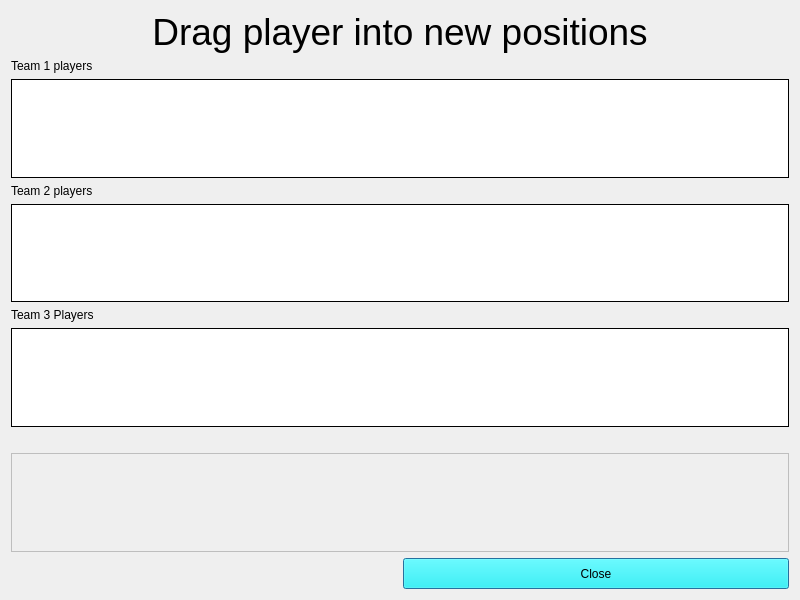
Above: RearrangePlayers.ui from rmick/Combobulator before the change. Below: the same form after it.
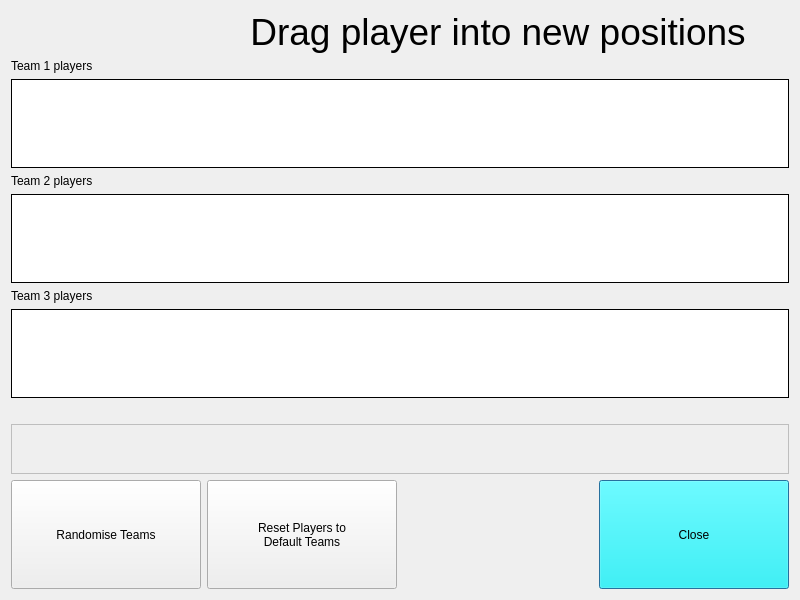
That is the form after the change.

Commit message: Build 18.6.20 Android working. SettingsWindow working (except Exit)

Diff of the .ui file:
```diff
--- a/RearrangePlayers.ui
+++ b/RearrangePlayers.ui
@@ -17,108 +17,7 @@
    <string notr="true"/>
   </property>
   <layout class="QGridLayout" name="gridLayout">
-   <item row="2" column="0" colspan="2">
-    <widget class="QListWidget" name="list_Team1">
-     <property name="font">
-      <font>
-       <pointsize>16</pointsize>
-      </font>
-     </property>
-     <property name="acceptDrops">
-      <bool>true</bool>
-     </property>
-     <property name="frameShape">
-      <enum>QFrame::Panel</enum>
-     </property>
-     <property name="frameShadow">
-      <enum>QFrame::Plain</enum>
-     </property>
-     <property name="verticalScrollBarPolicy">
-      <enum>Qt::ScrollBarAlwaysOff</enum>
-     </property>
-     <property name="horizontalScrollBarPolicy">
-      <enum>Qt::ScrollBarAlwaysOff</enum>
-     </property>
-     <property name="dragEnabled">
-      <bool>true</bool>
-     </property>
-     <property name="defaultDropAction">
-      <enum>Qt::MoveAction</enum>
-     </property>
-     <property name="alternatingRowColors">
-      <bool>false</bool>
-     </property>
-     <property name="flow">
-      <enum>QListView::LeftToRight</enum>
-     </property>
-     <property name="spacing">
-      <number>5</number>
-     </property>
-    </widget>
-   </item>
-   <item row="8" column="0" colspan="2">
-    <widget class="QListWidget" name="list_Bench">
-     <property name="enabled">
-      <bool>false</bool>
-     </property>
-     <property name="font">
-      <font>
-       <pointsize>16</pointsize>
-      </font>
-     </property>
-     <property name="acceptDrops">
-      <bool>true</bool>
-     </property>
-     <property name="frameShape">
-      <enum>QFrame::Panel</enum>
-     </property>
-     <property name="frameShadow">
-      <enum>QFrame::Plain</enum>
-     </property>
-     <property name="verticalScrollBarPolicy">
-      <enum>Qt::ScrollBarAlwaysOff</enum>
-     </property>
-     <property name="horizontalScrollBarPolicy">
-      <enum>Qt::ScrollBarAlwaysOff</enum>
-     </property>
-     <property name="showDropIndicator" stdset="0">
-      <bool>true</bool>
-     </property>
-     <property name="dragEnabled">
-      <bool>true</bool>
-     </property>
-     <property name="defaultDropAction">
-      <enum>Qt::MoveAction</enum>
-     </property>
-     <property name="alternatingRowColors">
-      <bool>false</bool>
-     </property>
-     <property name="flow">
-      <enum>QListView::LeftToRight</enum>
-     </property>
-     <property name="spacing">
-      <number>5</number>
-     </property>
-    </widget>
-   </item>
-   <item row="7" column="0">
-    <widget class="QLabel" name="label_TheBench">
-     <property name="enabled">
-      <bool>true</bool>
-     </property>
-     <property name="text">
-      <string/>
-     </property>
-    </widget>
-   </item>
-   <item row="1" column="0">
-    <widget class="QLabel" name="label_Team1">
-     <property name="text">
-      <string>Team 1 players</string>
-     </property>
-    </widget>
-   </item>
-   <item row="6" column="0" colspan="2">
+   <item row="6" column="0" colspan="4">
     <widget class="QListWidget" name="list_Team3">
      <property name="font">
       <font>
@@ -157,56 +56,20 @@
      </property>
     </widget>
    </item>
-   <item row="5" column="0">
-    <widget class="QLabel" name="label_Team3">
-     <property name="text">
-      <string>Team 3 Players</string>
+   <item row="9" column="2">
+    <spacer name="verticalSpacer">
+     <property name="orientation">
+      <enum>Qt::Vertical</enum>
      </property>
-    </widget>
-   </item>
-   <item row="4" column="0" colspan="2">
-    <widget class="QListWidget" name="list_Team2">
-     <property name="font">
-      <font>
-       <pointsize>16</pointsize>
-      </font>
+     <property name="sizeHint" stdset="0">
+      <size>
+       <width>20</width>
+       <height>200</height>
+      </size>
      </property>
-     <property name="acceptDrops">
-      <bool>true</bool>
-     </property>
-     <property name="frameShape">
-      <enum>QFrame::Panel</enum>
-     </property>
-     <property name="frameShadow">
-      <enum>QFrame::Plain</enum>
-     </property>
-     <property name="verticalScrollBarPolicy">
-      <enum>Qt::ScrollBarAlwaysOff</enum>
-     </property>
-     <property name="horizontalScrollBarPolicy">
-      <enum>Qt::ScrollBarAlwaysOff</enum>
-     </property>
-     <property name="dragEnabled">
-      <bool>true</bool>
-     </property>
-     <property name="defaultDropAction">
-      <enum>Qt::MoveAction</enum>
-     </property>
-     <property name="alternatingRowColors">
-      <bool>false</bool>
-     </property>
-     <property name="flow">
-      <enum>QListView::LeftToRight</enum>
-     </property>
-     <property name="spacing">
-      <number>5</number>
-     </property>
-     <property name="wordWrap">
-      <bool>false</bool>
-     </property>
-    </widget>
+    </spacer>
    </item>
-   <item row="0" column="0" colspan="2">
+   <item row="0" column="1" colspan="3">
     <widget class="QLabel" name="label">
      <property name="palette">
       <palette>
@@ -258,6 +121,265 @@
      </property>
     </widget>
    </item>
+   <item row="9" column="3" rowspan="3">
+    <widget class="QPushButton" name="btn_Close">
+     <property name="enabled">
+      <bool>true</bool>
+     </property>
+     <property name="sizePolicy">
+      <sizepolicy hsizetype="Preferred" vsizetype="Preferred">
+       <horstretch>0</horstretch>
+       <verstretch>0</verstretch>
+      </sizepolicy>
+     </property>
+     <property name="palette">
+      <palette>
+       <active>
+        <colorrole role="Button">
+         <brush brushstyle="SolidPattern">
+          <color alpha="255">
+           <red>0</red>
+           <green>255</green>
+           <blue>255</blue>
+          </color>
+         </brush>
+        </colorrole>
+        <colorrole role="Base">
+         <brush brushstyle="SolidPattern">
+          <color alpha="255">
+           <red>0</red>
+           <green>255</green>
+           <blue>255</blue>
+          </color>
+         </brush>
+        </colorrole>
+        <colorrole role="Window">
+         <brush brushstyle="SolidPattern">
+          <color alpha="255">
+           <red>0</red>
+           <green>255</green>
+           <blue>255</blue>
+          </color>
+         </brush>
+        </colorrole>
+       </active>
+       <inactive>
+        <colorrole role="Button">
+         <brush brushstyle="SolidPattern">
+          <color alpha="255">
+           <red>0</red>
+           <green>255</green>
+           <blue>255</blue>
+          </color>
+         </brush>
+        </colorrole>
+        <colorrole role="Base">
+         <brush brushstyle="SolidPattern">
+          <color alpha="255">
+           <red>0</red>
+           <green>255</green>
+           <blue>255</blue>
+          </color>
+         </brush>
+        </colorrole>
+        <colorrole role="Window">
+         <brush brushstyle="SolidPattern">
+          <color alpha="255">
+           <red>0</red>
+           <green>255</green>
+           <blue>255</blue>
+          </color>
+         </brush>
+        </colorrole>
+       </inactive>
+       <disabled>
+        <colorrole role="Button">
+         <brush brushstyle="SolidPattern">
+          <color alpha="255">
+           <red>0</red>
+           <green>255</green>
+           <blue>255</blue>
+          </color>
+         </brush>
+        </colorrole>
+        <colorrole role="Base">
+         <brush brushstyle="SolidPattern">
+          <color alpha="255">
+           <red>0</red>
+           <green>255</green>
+           <blue>255</blue>
+          </color>
+         </brush>
+        </colorrole>
+        <colorrole role="Window">
+         <brush brushstyle="SolidPattern">
+          <color alpha="255">
+           <red>0</red>
+           <green>255</green>
+           <blue>255</blue>
+          </color>
+         </brush>
+        </colorrole>
+       </disabled>
+      </palette>
+     </property>
+     <property name="text">
+      <string>Close</string>
+     </property>
+    </widget>
+   </item>
+   <item row="8" column="0" colspan="4">
+    <widget class="QListWidget" name="list_Bench">
+     <property name="enabled">
+      <bool>false</bool>
+     </property>
+     <property name="sizePolicy">
+      <sizepolicy hsizetype="Preferred" vsizetype="Preferred">
+       <horstretch>0</horstretch>
+       <verstretch>0</verstretch>
+      </sizepolicy>
+     </property>
+     <property name="maximumSize">
+      <size>
+       <width>16777215</width>
+       <height>50</height>
+      </size>
+     </property>
+     <property name="font">
+      <font>
+       <pointsize>16</pointsize>
+      </font>
+     </property>
+     <property name="acceptDrops">
+      <bool>true</bool>
+     </property>
+     <property name="frameShape">
+      <enum>QFrame::Panel</enum>
+     </property>
+     <property name="frameShadow">
+      <enum>QFrame::Plain</enum>
+     </property>
+     <property name="verticalScrollBarPolicy">
+      <enum>Qt::ScrollBarAlwaysOff</enum>
+     </property>
+     <property name="horizontalScrollBarPolicy">
+      <enum>Qt::ScrollBarAlwaysOff</enum>
+     </property>
+     <property name="showDropIndicator" stdset="0">
+      <bool>true</bool>
+     </property>
+     <property name="dragEnabled">
+      <bool>true</bool>
+     </property>
+     <property name="defaultDropAction">
+      <enum>Qt::MoveAction</enum>
+     </property>
+     <property name="alternatingRowColors">
+      <bool>false</bool>
+     </property>
+     <property name="flow">
+      <enum>QListView::LeftToRight</enum>
+     </property>
+     <property name="spacing">
+      <number>5</number>
+     </property>
+    </widget>
+   </item>
+   <item row="4" column="0" colspan="4">
+    <widget class="QListWidget" name="list_Team2">
+     <property name="font">
+      <font>
+       <pointsize>16</pointsize>
+      </font>
+     </property>
+     <property name="acceptDrops">
+      <bool>true</bool>
+     </property>
+     <property name="frameShape">
+      <enum>QFrame::Panel</enum>
+     </property>
+     <property name="frameShadow">
+      <enum>QFrame::Plain</enum>
+     </property>
+     <property name="verticalScrollBarPolicy">
+      <enum>Qt::ScrollBarAlwaysOff</enum>
+     </property>
+     <property name="horizontalScrollBarPolicy">
+      <enum>Qt::ScrollBarAlwaysOff</enum>
+     </property>
+     <property name="dragEnabled">
+      <bool>true</bool>
+     </property>
+     <property name="defaultDropAction">
+      <enum>Qt::MoveAction</enum>
+     </property>
+     <property name="alternatingRowColors">
+      <bool>false</bool>
+     </property>
+     <property name="flow">
+      <enum>QListView::LeftToRight</enum>
+     </property>
+     <property name="spacing">
+      <number>5</number>
+     </property>
+     <property name="wordWrap">
+      <bool>false</bool>
+     </property>
+    </widget>
+   </item>
+   <item row="5" column="0">
+    <widget class="QLabel" name="label_Team3">
+     <property name="text">
+      <string>Team 3 players</string>
+     </property>
+    </widget>
+   </item>
+   <item row="1" column="0">
+    <widget class="QLabel" name="label_Team1">
+     <property name="text">
+      <string>Team 1 players</string>
+     </property>
+    </widget>
+   </item>
+   <item row="2" column="0" colspan="4">
+    <widget class="QListWidget" name="list_Team1">
+     <property name="font">
+      <font>
+       <pointsize>16</pointsize>
+      </font>
+     </property>
+     <property name="acceptDrops">
+      <bool>true</bool>
+     </property>
+     <property name="frameShape">
+      <enum>QFrame::Panel</enum>
+     </property>
+     <property name="frameShadow">
+      <enum>QFrame::Plain</enum>
+     </property>
+     <property name="verticalScrollBarPolicy">
+      <enum>Qt::ScrollBarAlwaysOff</enum>
+     </property>
+     <property name="horizontalScrollBarPolicy">
+      <enum>Qt::ScrollBarAlwaysOff</enum>
+     </property>
+     <property name="dragEnabled">
+      <bool>true</bool>
+     </property>
+     <property name="defaultDropAction">
+      <enum>Qt::MoveAction</enum>
+     </property>
+     <property name="alternatingRowColors">
+      <bool>false</bool>
+     </property>
+     <property name="flow">
+      <enum>QListView::LeftToRight</enum>
+     </property>
+     <property name="spacing">
+      <number>5</number>
+     </property>
+    </widget>
+   </item>
    <item row="3" column="0">
     <widget class="QLabel" name="label_Team2">
      <property name="text">
@@ -265,129 +387,43 @@
      </property>
     </widget>
    </item>
+   <item row="7" column="1">
+    <widget class="QLabel" name="label_TheBench">
+     <property name="enabled">
+      <bool>true</bool>
+     </property>
+     <property name="text">
+      <string/>
+     </property>
+    </widget>
+   </item>
+   <item row="9" column="0" rowspan="3">
+    <widget class="QPushButton" name="btn_Randomise">
+     <property name="sizePolicy">
+      <sizepolicy hsizetype="Preferred" vsizetype="Preferred">
+       <horstretch>0</horstretch>
+       <verstretch>0</verstretch>
+      </sizepolicy>
+     </property>
+     <property name="text">
+      <string>Randomise Teams</string>
+     </property>
+    </widget>
+   </item>
    <item row="9" column="1" rowspan="3">
-    <widget class="QPushButton" name="btn_Close">
-     <property name="enabled">
-      <bool>true</bool>
-     </property>
+    <widget class="QPushButton" name="btn_SetDefaultTeams">
      <property name="sizePolicy">
-      <sizepolicy hsizetype="Minimum" vsizetype="Preferred">
+      <sizepolicy hsizetype="Preferred" vsizetype="Preferred">
        <horstretch>0</horstretch>
        <verstretch>0</verstretch>
       </sizepolicy>
      </property>
-     <property name="palette">
-      <palette>
-       <active>
-        <colorrole role="Button">
-         <brush brushstyle="SolidPattern">
-          <color alpha="255">
-           <red>0</red>
-           <green>255</green>
-           <blue>255</blue>
-          </color>
-         </brush>
-        </colorrole>
-        <colorrole role="Base">
-         <brush brushstyle="SolidPattern">
-          <color alpha="255">
-           <red>0</red>
-           <green>255</green>
-           <blue>255</blue>
-          </color>
-         </brush>
-        </colorrole>
-        <colorrole role="Window">
-         <brush brushstyle="SolidPattern">
-          <color alpha="255">
-           <red>0</red>
-           <green>255</green>
-           <blue>255</blue>
-          </color>
-         </brush>
-        </colorrole>
-       </active>
-       <inactive>
-        <colorrole role="Button">
-         <brush brushstyle="SolidPattern">
-          <color alpha="255">
-           <red>0</red>
-           <green>255</green>
-           <blue>255</blue>
-          </color>
-         </brush>
-        </colorrole>
-        <colorrole role="Base">
-         <brush brushstyle="SolidPattern">
-          <color alpha="255">
-           <red>0</red>
-           <green>255</green>
-           <blue>255</blue>
-          </color>
-         </brush>
-        </colorrole>
-        <colorrole role="Window">
-         <brush brushstyle="SolidPattern">
-          <color alpha="255">
-           <red>0</red>
-           <green>255</green>
-           <blue>255</blue>
-          </color>
-         </brush>
-        </colorrole>
-       </inactive>
-       <disabled>
-        <colorrole role="Button">
-         <brush brushstyle="SolidPattern">
-          <color alpha="255">
-           <red>0</red>
-           <green>255</green>
-           <blue>255</blue>
-          </color>
-         </brush>
-        </colorrole>
-        <colorrole role="Base">
-         <brush brushstyle="SolidPattern">
-          <color alpha="255">
-           <red>0</red>
-           <green>255</green>
-           <blue>255</blue>
-          </color>
-         </brush>
-        </colorrole>
-        <colorrole role="Window">
-         <brush brushstyle="SolidPattern">
-          <color alpha="255">
-           <red>0</red>
-           <green>255</green>
-           <blue>255</blue>
-          </color>
-         </brush>
-        </colorrole>
-       </disabled>
-      </palette>
-     </property>
      <property name="text">
-      <string>Close</string>
+      <string>Reset Players to
+Default Teams</string>
      </property>
     </widget>
    </item>
-   <item row="10" column="0">
-    <spacer name="verticalSpacer">
-     <property name="orientation">
-      <enum>Qt::Vertical</enum>
-     </property>
-     <property name="sizeType">
-      <enum>QSizePolicy::Fixed</enum>
-     </property>
-     <property name="sizeHint" stdset="0">
-      <size>
-       <width>20</width>
-       <height>25</height>
-      </size>
-     </property>
-    </spacer>
-   </item>
   </layout>
  </widget>
  <resources/>
```
Left out of the diff: 2 changed lines with no effect on the pictures. The commit also changes 42 other files.
